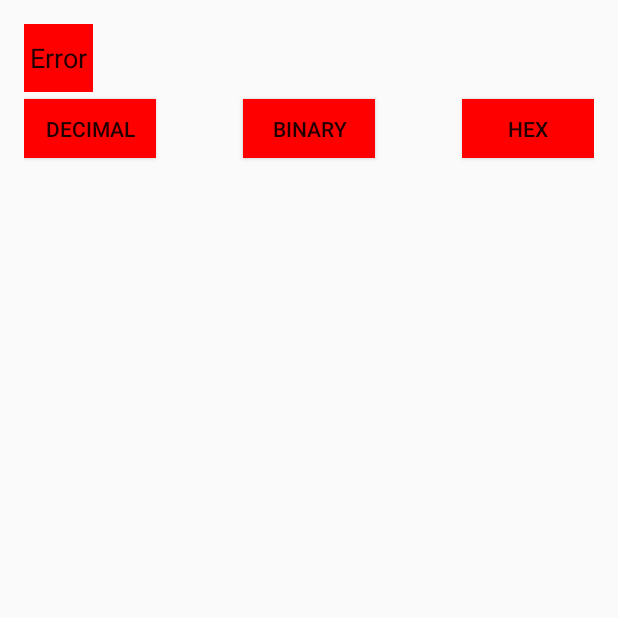
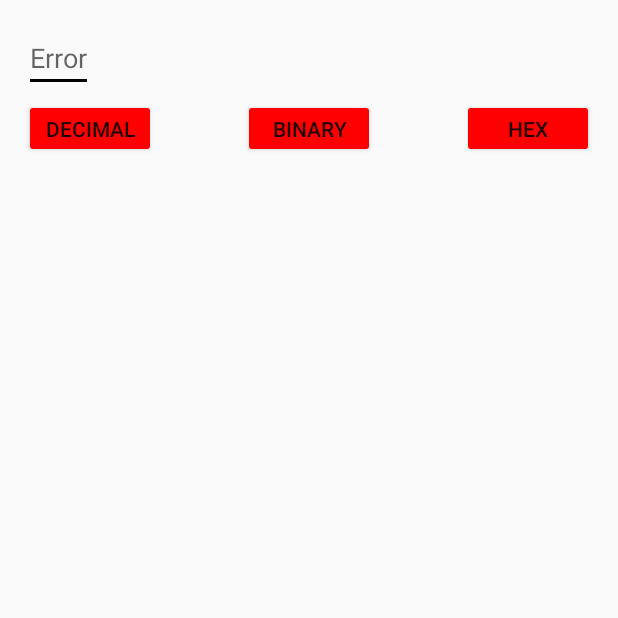
Before and after one commit to NicholasArduini/AndroidBaseConverter, an Android app: the screen it shows after launch (MainActivity), after a tap on "DECIMAL", on a phone screen of 412 x 824 dp, the top half of it. Run offline under Robolectric (Android 15) with nearby library versions, the phone set to English and light mode, and no system bars.

Commit message:
updated button colours, error hint

```diff
--- a/app/src/main/java/com/example/nicholasarduini/baseconverter/MainActivity.java
+++ b/app/src/main/java/com/example/nicholasarduini/baseconverter/MainActivity.java
@@ -1,6 +1,8 @@
 package com.example.nicholasarduini.baseconverter;
 
 import android.app.Activity;
+import android.graphics.Color;
+import android.graphics.PorterDuff;
 import android.os.Bundle;
 import android.view.Menu;
 import android.view.MenuItem;
@@ -26,9 +28,9 @@ public class MainActivity extends Activity {
         final Button hexB = (Button) this.findViewById(R.id.hex);
 
         //set all the buttons to red on start
-        decB.setBackgroundResource(R.color.red);
-        binB.setBackgroundResource(R.color.red);
-        hexB.setBackgroundResource(R.color.red);
+        decB.getBackground().setColorFilter(Color.RED, PorterDuff.Mode.MULTIPLY);
+        binB.getBackground().setColorFilter(Color.RED, PorterDuff.Mode.MULTIPLY);
+        hexB.getBackground().setColorFilter(Color.RED, PorterDuff.Mode.MULTIPLY);
 
         //on dec button press check if the input is valid, then it will convert the input into a dec
         //else report error
@@ -37,16 +39,16 @@ public class MainActivity extends Activity {
             public void onClick(View v) {
                 if (numberConverter.convertToDec(textF.getText()) != null) {
                     textF.setText("d:" + numberConverter.convertToDec(textF.getText()));
-                    decB.setBackgroundResource(R.color.green);
-                    binB.setBackgroundResource(R.color.red);
-                    hexB.setBackgroundResource(R.color.red);
-                    textF.setBackgroundResource(textF.getSolidColor());
+                    decB.getBackground().setColorFilter(Color.GREEN, PorterDuff.Mode.MULTIPLY);
+                    binB.getBackground().setColorFilter(Color.RED, PorterDuff.Mode.MULTIPLY);
+                    hexB.getBackground().setColorFilter(Color.RED, PorterDuff.Mode.MULTIPLY);
                 } else {
-                    textF.setText(error);
-                    decB.setBackgroundResource(R.color.red);
-                    binB.setBackgroundResource(R.color.red);
-                    hexB.setBackgroundResource(R.color.red);
-                    textF.setBackgroundResource(R.color.red);
+                    textF.setText("");
+                    textF.setHint(error);
+                    decB.getBackground().setColorFilter(Color.RED, PorterDuff.Mode.MULTIPLY);
+                    binB.getBackground().setColorFilter(Color.RED, PorterDuff.Mode.MULTIPLY);
+                    hexB.getBackground().setColorFilter(Color.RED, PorterDuff.Mode.MULTIPLY);
+                    textF.getBackground().setColorFilter(Color.RED, PorterDuff.Mode.MULTIPLY);
                 }
             }
         });
@@ -60,17 +62,16 @@ public class MainActivity extends Activity {
                     String temp = Integer.toBinaryString(Integer.parseInt(
                             numberConverter.convertToDec(textF.getText())));
                     textF.setText("b:" + temp);
-                    decB.setBackgroundResource(R.color.red);
-                    binB.setBackgroundResource(R.color.green);
-                    hexB.setBackgroundResource(R.color.red);
-                    textF.setBackgroundResource(textF.getSolidColor());
-
+                    decB.getBackground().setColorFilter(Color.RED, PorterDuff.Mode.MULTIPLY);
+                    binB.getBackground().setColorFilter(Color.GREEN, PorterDuff.Mode.MULTIPLY);
+                    hexB.getBackground().setColorFilter(Color.RED, PorterDuff.Mode.MULTIPLY);
                 } else {
-                    textF.setText(error);
-                    decB.setBackgroundResource(R.color.red);
-                    binB.setBackgroundResource(R.color.red);
-                    hexB.setBackgroundResource(R.color.red);
-                    textF.setBackgroundResource(R.color.red);
+                    textF.setText("");
+                    textF.setHint(error);
+                    decB.getBackground().setColorFilter(Color.RED, PorterDuff.Mode.MULTIPLY);
+                    binB.getBackground().setColorFilter(Color.RED, PorterDuff.Mode.MULTIPLY);
+                    hexB.getBackground().setColorFilter(Color.RED, PorterDuff.Mode.MULTIPLY);
+                    textF.getBackground().setColorFilter(Color.RED, PorterDuff.Mode.MULTIPLY);
                 }
             }
         });
@@ -84,16 +85,16 @@ public class MainActivity extends Activity {
                     String temp = Integer.toHexString(Integer.parseInt(
                             numberConverter.convertToDec(textF.getText())));
                     textF.setText("h:" + temp);
-                    decB.setBackgroundResource(R.color.red);
-                    binB.setBackgroundResource(R.color.red);
-                    hexB.setBackgroundResource(R.color.green);
-                    textF.setBackgroundResource(textF.getSolidColor());
+                    decB.getBackground().setColorFilter(Color.RED, PorterDuff.Mode.MULTIPLY);
+                    binB.getBackground().setColorFilter(Color.RED, PorterDuff.Mode.MULTIPLY);
+                    hexB.getBackground().setColorFilter(Color.GREEN, PorterDuff.Mode.MULTIPLY);
                 } else {
-                    textF.setText(error);
-                    decB.setBackgroundResource(R.color.red);
-                    binB.setBackgroundResource(R.color.red);
-                    hexB.setBackgroundResource(R.color.red);
-                    textF.setBackgroundResource(R.color.red);
+                    textF.setText("");
+                    textF.setHint(error);
+                    decB.getBackground().setColorFilter(Color.RED, PorterDuff.Mode.MULTIPLY);
+                    binB.getBackground().setColorFilter(Color.RED, PorterDuff.Mode.MULTIPLY);
+                    hexB.getBackground().setColorFilter(Color.RED, PorterDuff.Mode.MULTIPLY);
+                    textF.getBackground().setColorFilter(Color.RED, PorterDuff.Mode.MULTIPLY);
                 }
             }
         });
@@ -114,11 +115,6 @@ public class MainActivity extends Activity {
         // as you specify a parent activity in AndroidManifest.xml.
         int id = item.getItemId();
 
-        //noinspection SimplifiableIfStatement
-        //if (id == R.id.action_settings) {
-        //    return true;
-        //}
-
         return super.onOptionsItemSelected(item);
     }
 }
--- a/app/src/main/res/layout/activity_main.xml
+++ b/app/src/main/res/layout/activity_main.xml
@@ -3,15 +3,14 @@
     android:layout_height="match_parent" android:paddingLeft="@dimen/activity_horizontal_margin"
     android:paddingRight="@dimen/activity_horizontal_margin"
     android:paddingTop="@dimen/activity_vertical_margin"
-    android:paddingBottom="@dimen/activity_vertical_margin" tools:context=".MainActivity"
-    android:id="@+id/Assingment3">
+    android:paddingBottom="@dimen/activity_vertical_margin" tools:context=".MainActivity">
 
     <EditText
         android:layout_width="wrap_content"
         android:layout_height="wrap_content"
         android:id="@+id/editText"
         android:layout_alignParentTop="true"
-        android:text="Enter a Number"
+        android:hint="Enter a Number"
         android:maxLength="32"
         android:selectAllOnFocus="true"
         />
@@ -22,8 +21,7 @@
         android:text="Decimal"
         android:id="@+id/dec"
         android:minHeight="32dp"
-        android:layout_marginTop="50dp"
-        android:layout_alignParentStart="true" />
+        android:layout_marginTop="50dp" />
     <Button
         android:layout_width="wrap_content"
         android:layout_height="wrap_content"
@@ -38,8 +36,9 @@
         android:layout_height="wrap_content"
         android:text="Hex"
         android:id="@+id/hex"
-        android:layout_alignBottom="@+id/bin"
-        android:layout_alignParentEnd="true"
-        android:minHeight="32dp" />
+        android:minHeight="32dp"
+        android:layout_alignTop="@+id/bin"
+        android:layout_alignParentRight="true"
+        android:layout_alignParentEnd="true" />
 
 </RelativeLayout>
```
Also changed, not shown: 2 other files.
